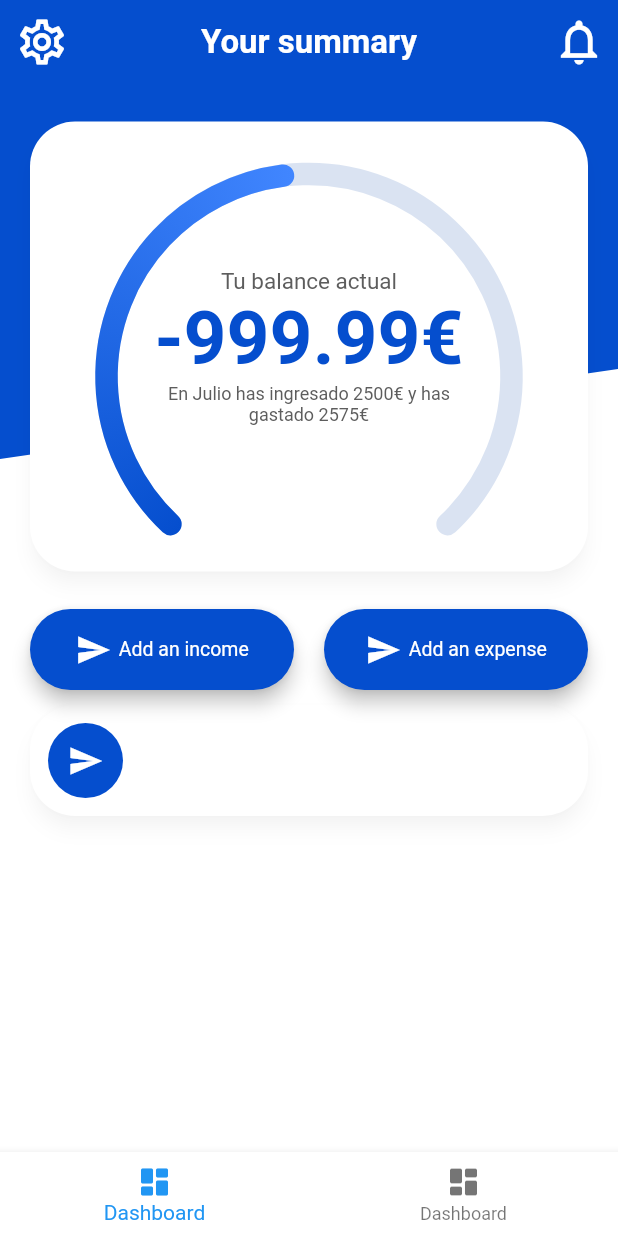
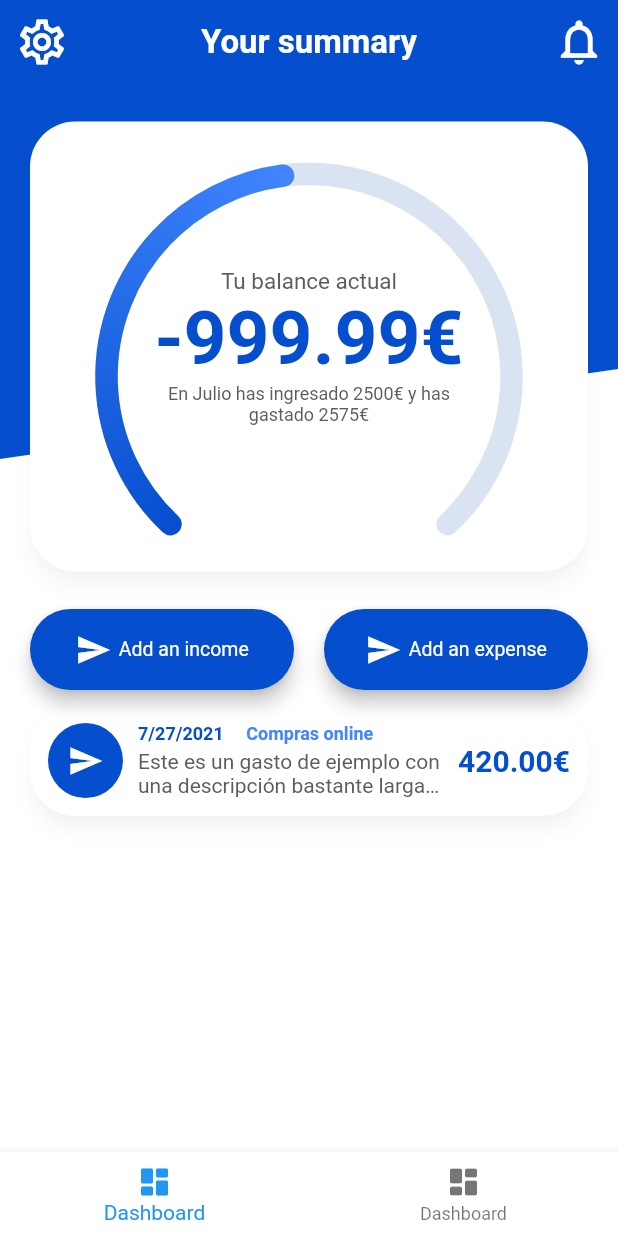
Before and after one commit to Binancy/APP, a Flutter app: the screen it shows after launch, on a phone screen of 412 x 824 dp. Run offline on Flutter 3.47's test engine with Material 2 defaults, Android fonts, the phone set to English and light mode, and no system bars; drawn by our look-alikes of syncfusion_flutter_gauges; our stand-ins replace fl_chart; generated files the repository leaves out were written again.

Commit message:
Created DashboardNotification widget v1

```diff
--- a/lib/controllers/dashboard_change_notifier.dart
+++ b/lib/controllers/dashboard_change_notifier.dart
@@ -34,12 +34,14 @@ class DashboardChangeNotifier extends ChangeNotifier {
             ..idExpend = Random().nextInt(1000)
             ..idUser = 0
             ..value = Random().nextInt(1000).toDouble()
-            ..description = "Ingreso de ejemplo")
+            ..description =
+                "Este es un gasto de ejemplo con una descripción bastante larga, es tan larga debido a que se quiere comprobar como queda visualmente tanto en tamaño de la fuente como separación y espacio")
           : movementsList.add(Income()
             ..idIncome = Random().nextInt(1000)
             ..idUser = 0
             ..value = Random().nextInt(1000).toDouble()
-            ..description = "Gasto de ejemplo");
+            ..description =
+                "Este es un gasto de ejemplo con una descripción bastante larga, es tan larga debido a que se quiere comprobar como queda visualmente tanto en tamaño de la fuente como separación y espacio");
     }
   }
 }
--- a/lib/models/expend.dart
+++ b/lib/models/expend.dart
@@ -6,6 +6,7 @@ class Expend {
   double value = 0;
   String description = "";
   Category category = Category();
+  DateTime date = DateTime.now();
 
   Expend();
 
--- a/lib/utils/styles.dart
+++ b/lib/utils/styles.dart
@@ -31,6 +31,25 @@ TextStyle detailStyle() {
   return TextStyle(color: textColor, fontSize: 12);
 }
 
+TextStyle dashboardDateStyle() {
+  return TextStyle(
+      color: primaryColor, fontSize: 12, fontWeight: FontWeight.w600);
+}
+
+TextStyle dashboardCategoryStyle() {
+  return TextStyle(
+      color: secondaryColor, fontSize: 12, fontWeight: FontWeight.w600);
+}
+
+TextStyle dashboardDescriptionStyle() {
+  return TextStyle(color: textColor, fontSize: 14);
+}
+
+TextStyle dashboardValueStyle() {
+  return TextStyle(
+      color: primaryColor, fontSize: 20, fontWeight: FontWeight.w600);
+}
+
 class MyBehavior extends ScrollBehavior {
   @override
   Widget buildViewportChrome(
--- a/lib/views/dashboard/dashboard_notification.dart
+++ b/lib/views/dashboard/dashboard_notification.dart
@@ -3,6 +3,7 @@ import 'package:binancy/models/expend.dart';
 import 'package:binancy/models/income.dart';
 import 'package:binancy/utils/styles.dart';
 import 'package:flutter/material.dart';
+import 'package:intl/intl.dart';
 
 class DashboardNotification extends StatelessWidget {
   dynamic _notification;
@@ -21,6 +22,8 @@ class DashboardNotification extends StatelessWidget {
       child: Padding(
         padding: EdgeInsets.all(12),
         child: Row(
+          mainAxisAlignment: MainAxisAlignment.start,
+          crossAxisAlignment: CrossAxisAlignment.center,
           children: [
             Container(
               width: 50,
@@ -36,6 +39,47 @@ class DashboardNotification extends StatelessWidget {
                       )
                     : Icon(Icons.send, color: Colors.white),
               ),
+            ),
+            SizedBox(width: 10),
+            Expanded(
+                child: Column(
+              mainAxisAlignment: MainAxisAlignment.center,
+              crossAxisAlignment: CrossAxisAlignment.start,
+              children: [
+                Row(
+                  mainAxisAlignment: MainAxisAlignment.start,
+                  crossAxisAlignment: CrossAxisAlignment.center,
+                  children: [
+                    Text(
+                      DateFormat.yMd().format(_notification.date),
+                      style: dashboardDateStyle(),
+                    ),
+                    SizedBox(width: 15),
+                    Text(
+                      'Compras online',
+                      style: dashboardCategoryStyle(),
+                    )
+                  ],
+                ),
+                SizedBox(
+                  height: 3,
+                ),
+                Text(
+                  _notification.description,
+                  maxLines: 2,
+                  overflow: TextOverflow.ellipsis,
+                  style: dashboardDescriptionStyle(),
+                ),
+              ],
+            )),
+            SizedBox(
+              width: 10,
+            ),
+            Center(
+              child: Text(
+                (_notification.value as double).toStringAsFixed(2) + "€",
+                style: dashboardValueStyle(),
+              ),
             )
           ],
         ),
```
